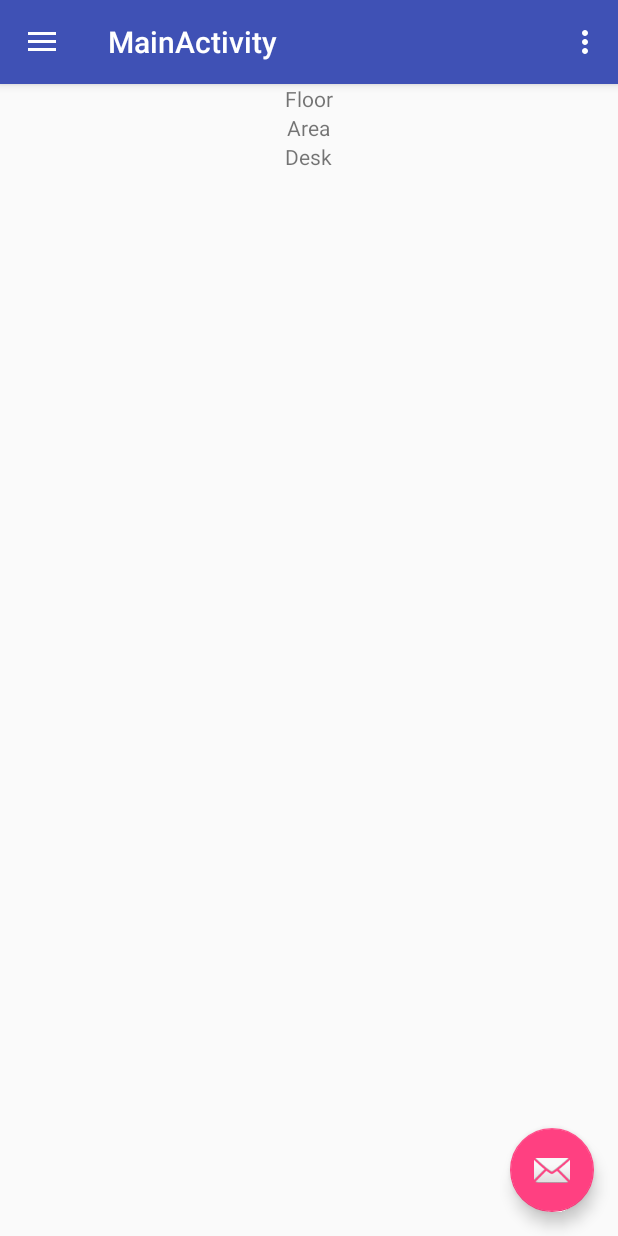
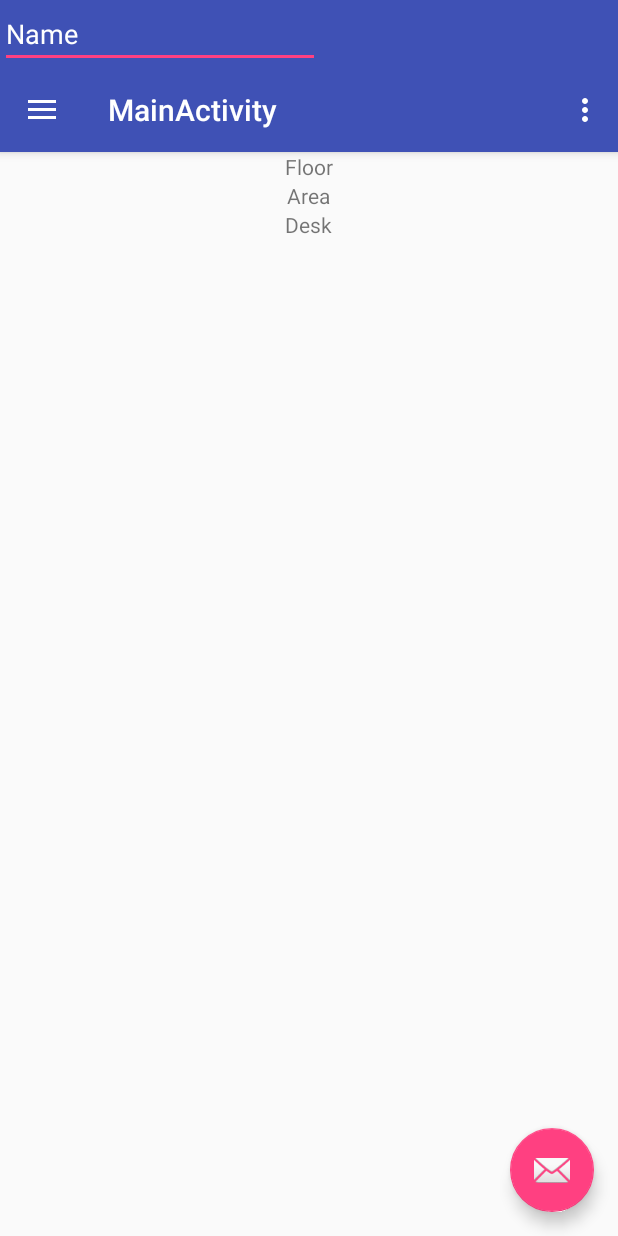
Before and after one commit to ADKA1987/3Locater, an Android app: the MainActivity screen opened directly, with no data from a screen before it, on a phone screen of 412 x 824 dp. Run offline under Robolectric (Android 15) with nearby library versions, the phone set to English and light mode, and no system bars; 2 statements that could not run were skipped.

Commit message:
add search textbox

```diff
--- a/app/src/main/AndroidManifest.xml
+++ b/app/src/main/AndroidManifest.xml
@@ -19,11 +19,13 @@
 
                 <category android:name="android.intent.category.LAUNCHER" />
             </intent-filter>
+
         </activity>
         <activity
             android:name=".MainActivity"
             android:label="@string/title_activity_main"
-            android:theme="@style/AppTheme.NoActionBar"></activity>
+            android:theme="@style/AppTheme.NoActionBar">
+        </activity>
     </application>
 
 </manifest>
--- a/app/src/main/res/layout/app_bar_main.xml
+++ b/app/src/main/res/layout/app_bar_main.xml
@@ -10,6 +10,15 @@
         android:layout_width="match_parent"
         android:layout_height="wrap_content"
         android:theme="@style/AppTheme.AppBarOverlay">
+
+        <EditText
+            android:id="@+id/editText"
+            android:layout_width="wrap_content"
+            android:layout_height="wrap_content"
+            android:layout_weight="1"
+            android:ems="10"
+            android:inputType="textPersonName"
+            android:text="Name" />
 
         <android.support.v7.widget.Toolbar
             android:id="@+id/toolbar"
--- a/app/src/main/res/menu/activity_main_drawer.xml
+++ b/app/src/main/res/menu/activity_main_drawer.xml
@@ -5,38 +5,21 @@
 
     <group android:checkableBehavior="single">
         <item
-            android:id="@+id/nav_camera"
+            android:id="@+id/nav_profile"
             android:icon="@drawable/ic_menu_camera"
-            android:title="Import" />
+            android:title="Profile" />
         <item
-            android:id="@+id/nav_gallery"
+            android:id="@+id/nav_intranet"
             android:icon="@drawable/ic_menu_gallery"
-            android:title="Gallery" />
+            android:title="Intranet" />
         <item
-            android:id="@+id/nav_slideshow"
-            android:icon="@drawable/ic_menu_slideshow"
-            android:title="Slideshow" />
-        <item
-            android:id="@+id/nav_manage"
+            android:id="@+id/nav_search"
             android:icon="@drawable/ic_menu_manage"
-            android:title="Tools" />
+            android:title="Search" />
         <item
             android:id="@+id/nav_logout"
             android:icon="@drawable/ic_logout"
             android:title="Logout" />
     </group>
 
-    <item android:title="Communicate">
-        <menu>
-            <item
-                android:id="@+id/nav_share"
-                android:icon="@drawable/ic_menu_share"
-                android:title="Share" />
-            <item
-                android:id="@+id/nav_send"
-                android:icon="@drawable/ic_menu_send"
-                android:title="Send" />
-        </menu>
-    </item>
-
 </menu>
```
Also changed, not shown: app/src/main/java/a3locater/tre/se/a3locater/MainActivity.java (+6 -10 lines), app/src/main/res/xml/nfc_tech_filter.xml (added, +23 -0 lines).
